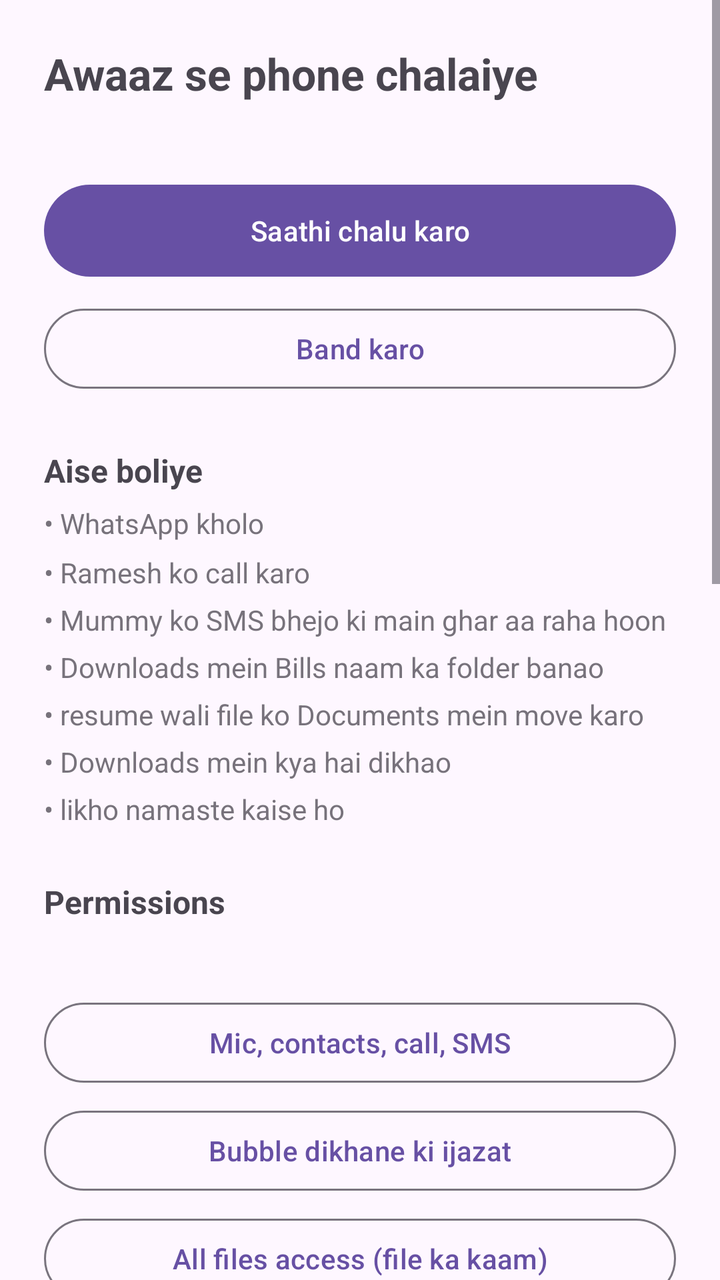
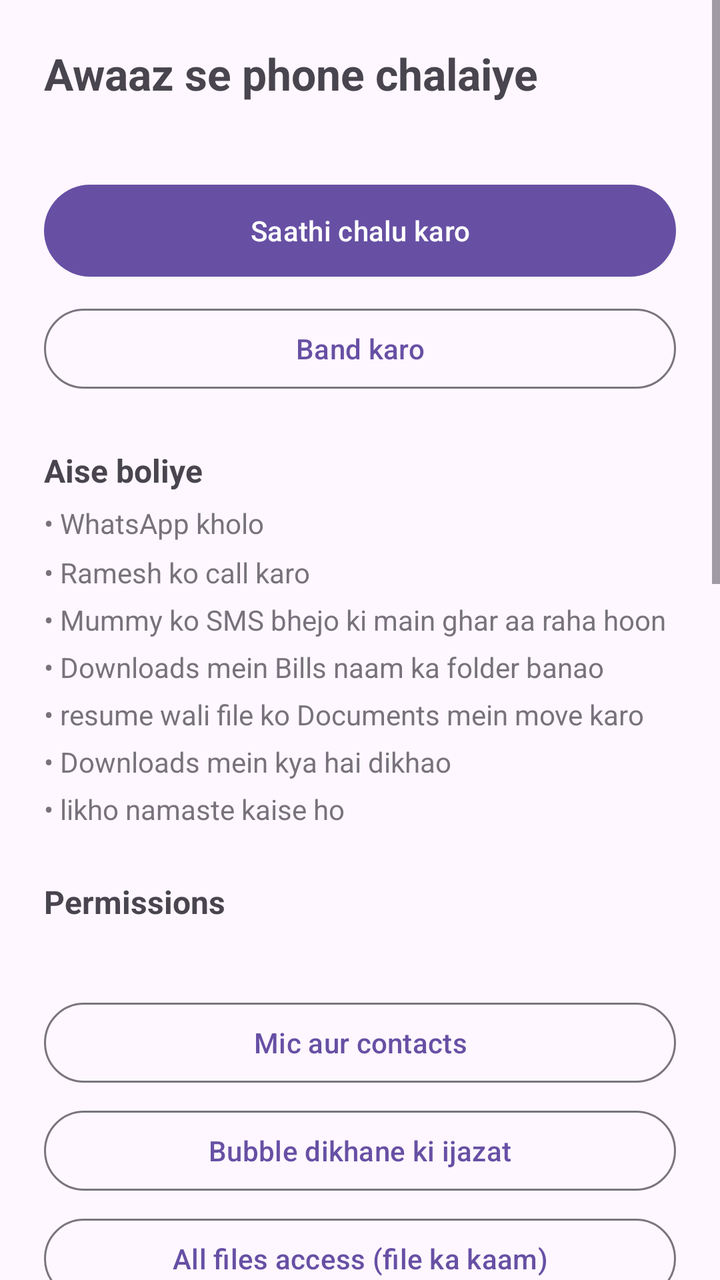

An Android layout rendered at two revisions. The XML below is the earlier revision; the diff shows what the commit changed to produce the second picture.
<!-- AndroidManifest.xml: application theme Theme.Saathi -->
<!-- res/layout/activity_main.xml -->
<?xml version="1.0" encoding="utf-8"?>
<ScrollView xmlns:android="http://schemas.android.com/apk/res/android"
    android:layout_width="match_parent"
    android:layout_height="match_parent">

    <LinearLayout
        android:layout_width="match_parent"
        android:layout_height="wrap_content"
        android:orientation="vertical"
        android:padding="22dp">

        <TextView
            android:layout_width="match_parent"
            android:layout_height="wrap_content"
            android:text="Awaaz se phone chalaiye"
            android:textSize="22sp"
            android:textStyle="bold" />

        <TextView
            android:id="@+id/serviceText"
            android:layout_width="match_parent"
            android:layout_height="wrap_content"
            android:layout_marginTop="4dp"
            android:alpha="0.7" />

        <Button
            android:id="@+id/startButton"
            android:layout_width="match_parent"
            android:layout_height="54dp"
            android:layout_marginTop="14dp"
            android:text="Saathi chalu karo" />

        <Button
            android:id="@+id/stopButton"
            style="?attr/materialButtonOutlinedStyle"
            android:layout_width="match_parent"
            android:layout_height="wrap_content"
            android:layout_marginTop="8dp"
            android:text="Band karo" />

        
        <TextView
            android:layout_width="match_parent"
            android:layout_height="wrap_content"
            android:layout_marginTop="26dp"
            android:text="Aise boliye"
            android:textSize="16sp"
            android:textStyle="bold" />

        <TextView
            android:layout_width="match_parent"
            android:layout_height="wrap_content"
            android:layout_marginTop="6dp"
            android:alpha="0.75"
            android:lineSpacingMultiplier="1.45"
            android:text="• WhatsApp kholo\n• Ramesh ko call karo\n• Mummy ko SMS bhejo ki main ghar aa raha hoon\n• Downloads mein Bills naam ka folder banao\n• resume wali file ko Documents mein move karo\n• Downloads mein kya hai dikhao\n• likho namaste kaise ho" />

        
        <TextView
            android:layout_width="match_parent"
            android:layout_height="wrap_content"
            android:layout_marginTop="26dp"
            android:text="Permissions"
            android:textSize="16sp"
            android:textStyle="bold" />

        <TextView
            android:id="@+id/statusText"
            android:layout_width="match_parent"
            android:layout_height="wrap_content"
            android:layout_marginTop="8dp"
            android:fontFamily="monospace"
            android:lineSpacingMultiplier="1.45"
            android:textSize="13sp" />

        <Button
            android:id="@+id/permissionsButton"
            style="?attr/materialButtonOutlinedStyle"
            android:layout_width="match_parent"
            android:layout_height="wrap_content"
            android:layout_marginTop="10dp"
            android:text="Mic, contacts, call, SMS" />

        <Button
            android:id="@+id/overlayButton"
            style="?attr/materialButtonOutlinedStyle"
            android:layout_width="match_parent"
            android:layout_height="wrap_content"
            android:layout_marginTop="6dp"
            android:text="Bubble dikhane ki ijazat" />

        <Button
            android:id="@+id/storageButton"
            style="?attr/materialButtonOutlinedStyle"
            android:layout_width="match_parent"
            android:layout_height="wrap_content"
            android:layout_marginTop="6dp"
            android:text="All files access (file ka kaam)" />

        <Button
            android:id="@+id/accessibilityButton"
            style="?attr/materialButtonOutlinedStyle"
            android:layout_width="match_parent"
            android:layout_height="wrap_content"
            android:layout_marginTop="6dp"
            android:text="Accessibility (optional)" />

        <TextView
            android:layout_width="match_parent"
            android:layout_height="wrap_content"
            android:layout_marginTop="8dp"
            android:alpha="0.65"
            android:lineSpacingMultiplier="1.35"
            android:text="Accessibility sirf do cheezon ke liye hai: kisi bhi app ke text box mein likhna, aur WhatsApp ka send dabana. Baaki sab iske bina chalta hai. Yeh permission screen reader jaisi hoti hai — soch samajh kar dein." />

        
        <TextView
            android:layout_width="match_parent"
            android:layout_height="wrap_content"
            android:layout_marginTop="26dp"
            android:text="Setting"
            android:textSize="16sp"
            android:textStyle="bold" />

        <com.google.android.material.materialswitch.MaterialSwitch
            android:id="@+id/confirmSwitch"
            android:layout_width="match_parent"
            android:layout_height="wrap_content"
            android:layout_marginTop="10dp"
            android:text="Call, SMS aur delete se pehle poocho" />

        <com.google.android.material.materialswitch.MaterialSwitch
            android:id="@+id/speakSwitch"
            android:layout_width="match_parent"
            android:layout_height="wrap_content"
            android:layout_marginTop="4dp"
            android:text="Jawab bol kar sunao" />

        <TextView
            android:id="@+id/engineText"
            android:layout_width="match_parent"
            android:layout_height="wrap_content"
            android:layout_marginTop="14dp"
            android:alpha="0.75"
            android:lineSpacingMultiplier="1.35" />

        <EditText
            android:id="@+id/geminiKeyInput"
            android:layout_width="match_parent"
            android:layout_height="wrap_content"
            android:layout_marginTop="8dp"
            android:hint="Gemini API key (optional)"
            android:inputType="textPassword"
            android:maxLines="1" />

        <Button
            android:id="@+id/saveKeyButton"
            style="?attr/materialButtonOutlinedStyle"
            android:layout_width="match_parent"
            android:layout_height="wrap_content"
            android:layout_marginTop="6dp"
            android:text="Key save karo" />

        <TextView
            android:layout_width="match_parent"
            android:layout_height="wrap_content"
            android:layout_marginTop="6dp"
            android:alpha="0.65"
            android:lineSpacingMultiplier="1.35"
            android:text="Key ke bina bhi app chalegi, bas seedhe commands samajhegi. Key hone par ghumi-phiri baat bhi samajh legi. Key sirf is phone mein rehti hai; sirf aapka bola hua vaakya aur apps ke naam bheje jaate hain — contacts aur files kabhi nahi." />

        
        <TextView
            android:layout_width="match_parent"
            android:layout_height="wrap_content"
            android:layout_marginTop="26dp"
            android:text="Pichhle commands"
            android:textSize="16sp"
            android:textStyle="bold" />

        <TextView
            android:layout_width="match_parent"
            android:layout_height="wrap_content"
            android:layout_marginTop="4dp"
            android:alpha="0.65"
            android:lineSpacingMultiplier="1.3"
            android:text="Kuch galat hua toh yahan dikhega ki app ne kya suna — aksar wahi asli wajah hoti hai." />

        <TextView
            android:id="@+id/historyText"
            android:layout_width="match_parent"
            android:layout_height="wrap_content"
            android:layout_marginTop="10dp"
            android:lineSpacingMultiplier="1.3"
            android:textIsSelectable="true"
            android:textSize="13sp"
            android:visibility="gone" />

        <Button
            android:id="@+id/clearHistoryButton"
            style="?attr/materialButtonOutlinedStyle"
            android:layout_width="match_parent"
            android:layout_height="wrap_content"
            android:layout_marginTop="10dp"
            android:text="History saaf karo" />
    </LinearLayout>
</ScrollView>
<!-- resources referenced by this layout -->
<resources>
  <style name="Theme.Saathi" parent="Theme.Material3.DayNight" />
</resources>

<!-- the commit's change to res/layout/activity_main.xml (unified diff, before → after) -->
@@ -79,7 +79,7 @@
             android:layout_width="match_parent"
             android:layout_height="wrap_content"
             android:layout_marginTop="10dp"
-            android:text="Mic, contacts, call, SMS" />
+            android:text="Mic aur contacts" />
 
         <Button
             android:id="@+id/overlayButton"
